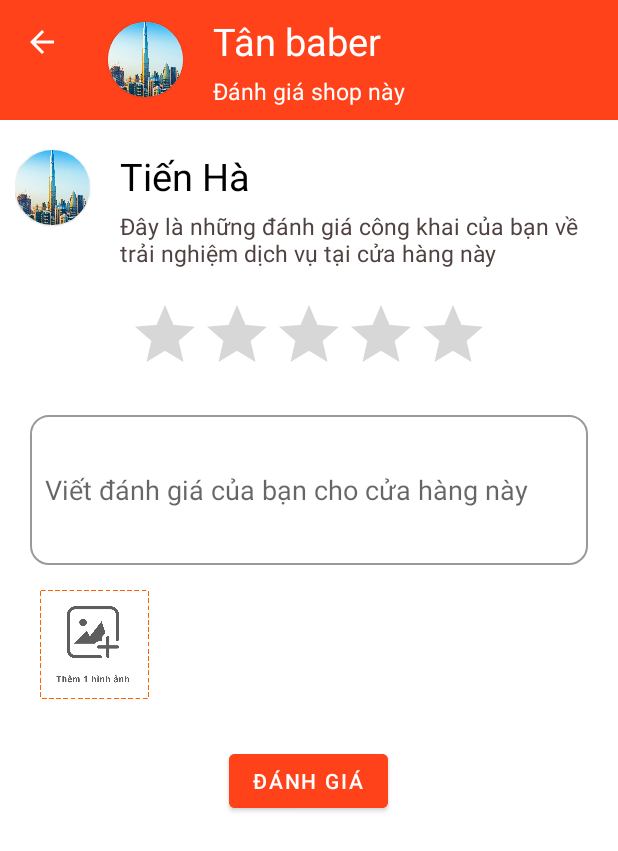
After one commit to 5T1STeam/BookStylist, an Android app: the layout activity_feedback.xml on its own in the app's theme, with its tools: preview values and no code run, on a phone screen of 412 x 824 dp. The commit adds this screen. Shown: the top 851 px of the screen. Run offline under Robolectric (Android 15) with nearby library versions, the phone set to English and light mode, and no system bars; Roboto replaces fonts that are not available here.

Commit message:
done feature rating

```diff
--- a/app/src/main/AndroidManifest.xml
+++ b/app/src/main/AndroidManifest.xml
@@ -17,6 +17,9 @@
         android:theme="@style/Theme.BookStylist"
         android:usesCleartextTraffic="true"
         tools:targetApi="m">
+        <activity
+            android:name=".FeedbackActivity"
+            android:exported="false" />
         <activity
             android:name=".FullPicActivity"
             android:configChanges="orientation|keyboardHidden|screenSize"
--- a/app/src/main/java/com/app/bookstylist/book/BookModal.java
+++ b/app/src/main/java/com/app/bookstylist/book/BookModal.java
@@ -123,4 +123,5 @@ public class BookModal {
     public void setAddress(String address) {
         this.address = address;
     }
+
 }
--- a/app/src/main/java/com/app/bookstylist/detail/DetailFragment.java
+++ b/app/src/main/java/com/app/bookstylist/detail/DetailFragment.java
@@ -100,6 +100,7 @@ public class DetailFragment extends Fragment {
             public void onDataChange(@NonNull DataSnapshot snapshot) {
                 tv_dsc.setText(snapshot.child("desc").getValue().toString());
                 tv_phone.setText(snapshot.child("phone").getValue().toString());
+                if(snapshot.child("calendar").exists()){
                     String path;
                     for (int i =0; i<14; i++){
                         if(i<7){
@@ -112,6 +113,8 @@ public class DetailFragment extends Fragment {
                         textViews[i].setText(value);
                     }
                 }
+
+            }
             @Override
             public void onCancelled(@NonNull DatabaseError error) {
             }
--- a/app/src/main/java/com/app/bookstylist/detail/PictureFragment.java
+++ b/app/src/main/java/com/app/bookstylist/detail/PictureFragment.java
@@ -44,7 +44,9 @@ public class PictureFragment extends Fragment {
             @Override
             public void onDataChange(@NonNull DataSnapshot snapshot) {
                 for(DataSnapshot unit : snapshot.getChildren()){
-                    ratesList.add( unit.getValue(Rates.class));
+                    if(unit.child("img").getValue() != ""){
+                        ratesList.add( unit.getValue(Rates.class));
+                    }
                 }
                 pictureAdapter.notifyDataSetChanged();
             }
--- /dev/null
+++ b/app/src/main/res/drawable/frame.xml
@@ -0,0 +1,15 @@
+<shape
+    xmlns:android="http://schemas.android.com/apk/res/android"
+    android:shape="rectangle">
+    <solid
+        android:color="@android:color/transparent"/>
+
+    <corners
+        android:bottomRightRadius="12dp"
+        android:bottomLeftRadius="12dp"
+        android:topLeftRadius="12dp"
+        android:topRightRadius="12dp"/>
+    <stroke
+        android:color="#66000000"
+        android:width="1dp"/>
+</shape>
--- /dev/null
+++ b/app/src/main/res/layout/activity_feedback.xml
@@ -0,0 +1,159 @@
+<?xml version="1.0" encoding="utf-8"?>
+<LinearLayout xmlns:android="http://schemas.android.com/apk/res/android"
+    xmlns:app="http://schemas.android.com/apk/res-auto"
+    xmlns:tools="http://schemas.android.com/tools"
+    android:layout_width="match_parent"
+    android:layout_height="match_parent"
+    tools:context=".FeedbackActivity"
+    android:orientation="vertical">
+
+    <androidx.appcompat.widget.Toolbar
+        android:id="@+id/toolBar"
+        android:layout_width="match_parent"
+        android:layout_height="80dp"
+        android:background="@color/main"
+        app:navigationIcon="@drawable/ic_back_white">
+        <com.google.android.material.circularreveal.cardview.CircularRevealCardView
+            android:layout_width="50dp"
+            android:layout_height="50dp"
+            android:layout_marginEnd="20dp"
+            app:cardCornerRadius="50dp">
+            <ImageView
+                android:id="@+id/img_shop"
+                android:layout_width="match_parent"
+                android:layout_height="match_parent"
+                android:scaleType="centerCrop"
+                android:adjustViewBounds="true"
+                android:src="@drawable/bg2"/>
+        </com.google.android.material.circularreveal.cardview.CircularRevealCardView>
+        <LinearLayout
+            android:layout_width="match_parent"
+            android:layout_height="match_parent"
+            android:orientation="vertical">
+
+            <TextView
+                android:id="@+id/tv_shop_name_rate"
+                android:layout_width="match_parent"
+                android:layout_height="wrap_content"
+                android:layout_marginTop="10dp"
+                android:text="Tân baber"
+                android:textColor="@color/white"
+                android:textSize="25dp" />
+            <TextView
+                android:text="Đánh giá shop này"
+                android:textSize="15dp"
+                android:layout_marginTop="5dp"
+                android:textColor="@color/white"
+                android:layout_gravity="top"
+                android:gravity="bottom"
+                android:layout_width="match_parent"
+                android:layout_height="wrap_content"/>
+        </LinearLayout>
+
+    </androidx.appcompat.widget.Toolbar>
+    <LinearLayout
+        android:layout_width="match_parent"
+        android:layout_height="wrap_content"
+        android:orientation="horizontal"
+        android:layout_margin="10dp">
+        <com.google.android.material.circularreveal.cardview.CircularRevealCardView
+            android:layout_width="50dp"
+            android:layout_height="50dp"
+            android:layout_marginEnd="20dp"
+            android:layout_marginTop="10dp"
+            app:cardCornerRadius="50dp">
+            <ImageView
+                android:id="@+id/img_user_rate"
+                android:layout_width="match_parent"
+                android:layout_height="match_parent"
+                android:scaleType="centerCrop"
+                android:adjustViewBounds="true"
+                android:src="@drawable/bg2"/>
+        </com.google.android.material.circularreveal.cardview.CircularRevealCardView>
+        <LinearLayout
+            android:layout_width="match_parent"
+            android:layout_height="wrap_content"
+            android:orientation="vertical">
+
+            <TextView
+                android:id="@+id/tv_user_name_rate"
+                android:layout_width="match_parent"
+                android:layout_height="wrap_content"
+                android:layout_marginTop="10dp"
+                android:text="Tiến Hà"
+                android:textColor="@color/black"
+                android:textSize="25dp" />
+            <TextView
+                android:text="Đây là những đánh giá công khai của bạn về trải nghiệm dịch vụ tại cửa hàng này"
+                android:textSize="15dp"
+                android:layout_marginTop="5dp"
+                android:textColor="@color/text_card"
+                android:layout_gravity="top"
+                android:gravity="bottom"
+                android:layout_width="match_parent"
+                android:layout_height="wrap_content"/>
+        </LinearLayout>
+    </LinearLayout>
+
+    <RatingBar
+        android:id="@+id/rating_bar"
+        android:layout_width="wrap_content"
+        android:layout_height="wrap_content"
+        android:layout_gravity="center_horizontal"
+        android:isIndicator="false"
+        android:max="5"
+        android:layout_marginTop="10dp"
+        android:numStars="5"
+        android:progressTint="@color/main"
+        android:stepSize="1" />
+
+    <EditText
+        android:layout_marginHorizontal="20dp"
+        android:id="@+id/et_comment"
+        android:layout_width="match_parent"
+        android:layout_height="100dp"
+        android:layout_marginTop="20dp"
+        android:background="@drawable/frame"
+        android:padding="10dp"
+        android:hint="Viết đánh giá của bạn cho cửa hàng này"
+        android:maxLength="300"
+        android:singleLine="true" />
+    <RelativeLayout
+        android:layout_width="90dp"
+        android:layout_height="90dp"
+        android:layout_marginTop="10dp"
+        android:layout_marginStart="20dp">
+
+        <ImageView
+            android:id="@+id/feedback_img"
+            android:layout_width="75dp"
+            android:layout_height="75dp"
+            android:layout_marginStart="5dp"
+            android:layout_marginTop="5dp"
+            android:layout_marginEnd="5dp"
+            android:layout_marginBottom="5dp"
+            android:scaleType="centerCrop"
+            android:src="@drawable/ic_camera" />
+
+        <ImageView
+            android:layout_width="20dp"
+            android:id="@+id/btn_cancel"
+            android:layout_height="20dp"
+            android:layout_alignParentTop="true"
+            android:layout_alignParentEnd="true"
+            android:layout_marginTop="15dp"
+            android:layout_marginEnd="15dp"
+            android:visibility="gone"
+            android:src="@drawable/ic_cancel" />
+    </RelativeLayout>
+
+    <Button
+        android:id="@+id/btn_rate"
+        android:layout_width="wrap_content"
+        android:layout_height="wrap_content"
+        android:layout_gravity="center_horizontal"
+        android:layout_marginTop="20dp"
+        android:text="Đánh giá"
+        android:backgroundTint="@color/main"/>
+
+</LinearLayout>
```
Also changed, not shown: app/src/main/java/com/app/bookstylist/FeedbackActivity.java (added, +295 -0 lines), app/src/main/java/com/app/bookstylist/detail/AdapterSchedule.java (+28 -10 lines), app/src/main/res/layout/row_schedule_list.xml (+21 -9 lines), app/src/main/res/drawable/ic_camera.png (added), app/src/main/res/drawable/ic_cancel.png (added). Lines whose indentation alone changed are shown as unchanged.
